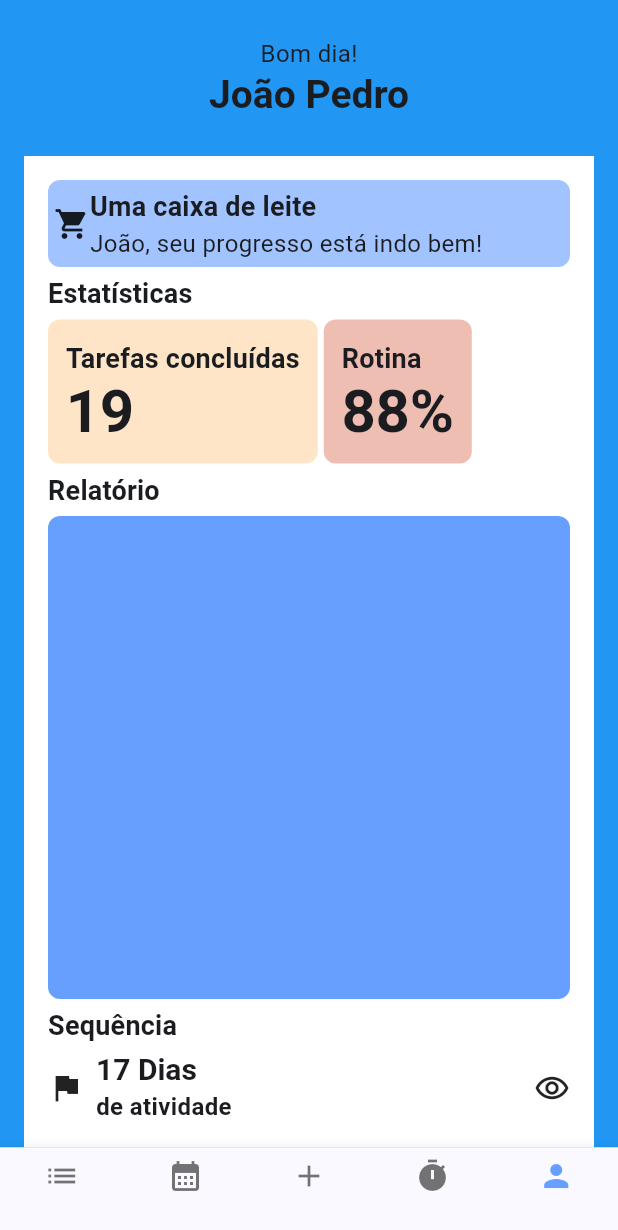
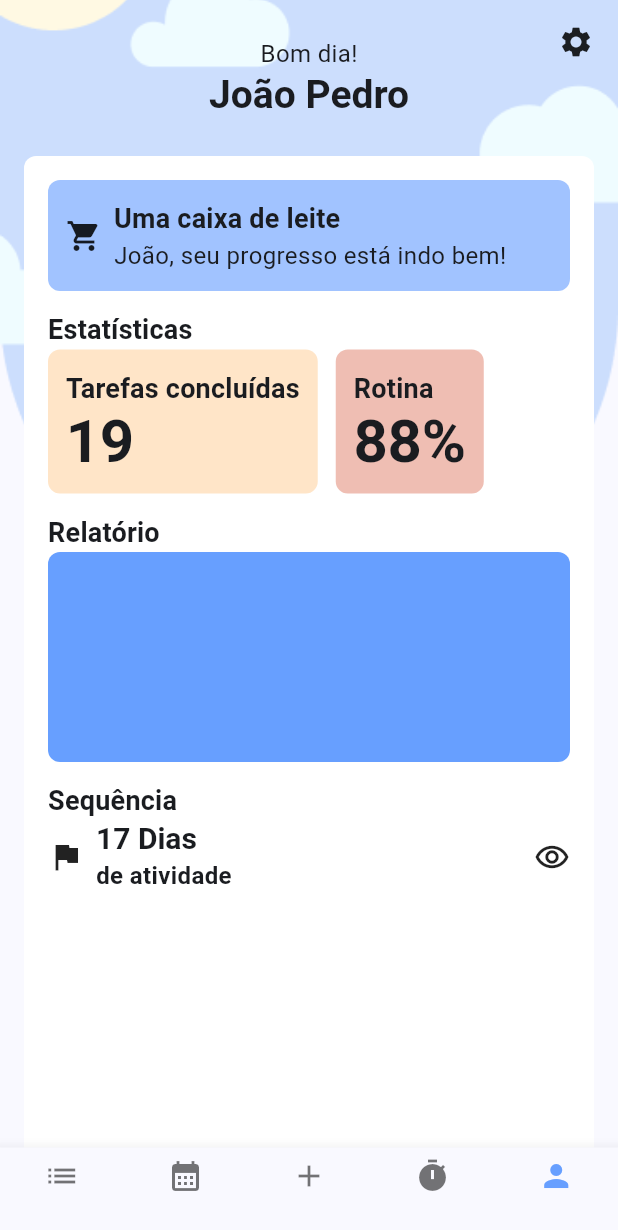
Before and after one commit to Jhowzxcv/Ristretto_front, a Flutter app: the UserScreen screen opened by its route, on a phone screen of 412 x 824 dp. Shown: the top 1230 px of the screen. Run offline on Flutter 3.47's test engine with Material 3 defaults, Android fonts, the phone set to English and light mode, and no system bars; our stand-ins replace go_router.

Commit message:
complete user screen

```diff
--- a/lib/features/user/presentation/user_screen.dart
+++ b/lib/features/user/presentation/user_screen.dart
@@ -1,12 +1,24 @@
 import 'package:flutter/material.dart';
 import 'package:ristretto/core/themes/colors.dart';
+
+import 'package:ristretto/features/user/presentation/user_section.dart';
 
 class UserScreen extends StatelessWidget{
   @override
   Widget build(BuildContext context) {
-    return Container(
-      color:Colors.blue,
-      child: Column(
+    return Stack(
+      children:[
+        SizedBox(
+          width:double.infinity,
+          height:325,
+          child:Image.asset('assets/images/background.png',fit:BoxFit.cover),
+        ),
+        Positioned(
+          right:16,
+          top:16,
+          child:Icon(Icons.settings),
+        ),
+        Column(
           children:[
             Container(
               padding:const EdgeInsets.all(24),
@@ -20,20 +32,28 @@ class UserScreen extends StatelessWidget{
             Expanded(
               flex:1,
               child: Container(
-              color:Colors.white,
                 padding:const EdgeInsets.all(16),
                 margin:const EdgeInsets.symmetric(horizontal:16),
+                decoration:BoxDecoration(
+                  color:Colors.white,
+                  borderRadius:BorderRadius.only(
+                    topLeft:Radius.circular(8),
+                    topRight:Radius.circular(8),
+                  )
+                ),
+                child: SingleChildScrollView(
                   child: Column(
                     crossAxisAlignment:CrossAxisAlignment.start,
-                spacing:4,
+                    spacing:12,
                     children:[
                       Container(
-                    padding:const EdgeInsets.all(4),
+                        padding:const EdgeInsets.all(12),
                         decoration:BoxDecoration(
                           color:Color(0xFFA1C3FF),
                           borderRadius:BorderRadius.circular(8),
                         ),
                         child:Row(
+                          spacing:8,
                           children: [
                             Icon(Icons.shopping_cart),
                             Expanded(
@@ -55,14 +75,12 @@ class UserScreen extends StatelessWidget{
                           ],
                         ),
                       ),
-                  Text(
-                    'Estatísticas',
-                    style:Theme.of(context).textTheme.titleMedium,
-                  ),
-                  SingleChildScrollView(
+                      UserSection(
+                        title:'Estatísticas',
+                        child: SingleChildScrollView(
                             scrollDirection:Axis.horizontal,
                             child:Row(
-                      spacing:4,
+                              spacing:12,
                               children:[
                                 Container(
                                   padding:const EdgeInsets.all(12),
@@ -95,23 +113,20 @@ class UserScreen extends StatelessWidget{
                               ],
                             ),
                           ),
-                  Text(
-                    'Relatório',
-                    style:Theme.of(context).textTheme.titleMedium,
                       ),
-                  Expanded(
+                      UserSection(
+                        title:'Relatório',
                         child:Container(
+                          height:140,
                           decoration:BoxDecoration(
                             color:AppColors.primaryColor,
                             borderRadius:BorderRadius.circular(8),
                           ),
                         ),
                       ),
-                  Text(
-                    'Sequência',
-                    style:Theme.of(context).textTheme.titleMedium,
-                  ),
-                  Row(
+                      UserSection(
+                        title:'Sequência',
+                        child:Row(
                           spacing:8,
                           children:[
                             Icon(Icons.flag),
@@ -131,12 +146,15 @@ class UserScreen extends StatelessWidget{
                             Icon(Icons.remove_red_eye_outlined),
                           ],
                         ),
+                      ),
                     ],
+                  ),
                 ),
               ),
             ),
           ],
         ),
+      ]
     );
   }
 }
--- /dev/null
+++ b/lib/features/user/presentation/user_section.dart
@@ -0,0 +1,26 @@
+import 'package:flutter/material.dart';
+
+class UserSection extends StatelessWidget{
+  final String title;
+  final Widget child;
+
+  const UserSection({
+    super.key,
+    required this.title,
+    required this.child,
+  });
+
+  @override
+  Widget build(BuildContext context){
+    return Column(
+      crossAxisAlignment:CrossAxisAlignment.start,
+      children:[
+        Text(
+          title,
+          style:Theme.of(context).textTheme.titleMedium,
+        ),
+        child,
+      ],
+    );
+  }
+}
--- a/pubspec.yaml
+++ b/pubspec.yaml
@@ -59,9 +59,8 @@ flutter:
   uses-material-design: true
 
   # To add assets to your application, add an assets section, like this:
-  # assets:
-  #   - images/a_dot_burr.jpeg
-  #   - images/a_dot_ham.jpeg
+  assets:
+    - assets/images/background.png
 
   # An image asset can refer to one or more resolution-specific "variants", see
   # https://flutter.dev/to/resolution-aware-images
```
Lines whose indentation alone changed are shown as unchanged.
